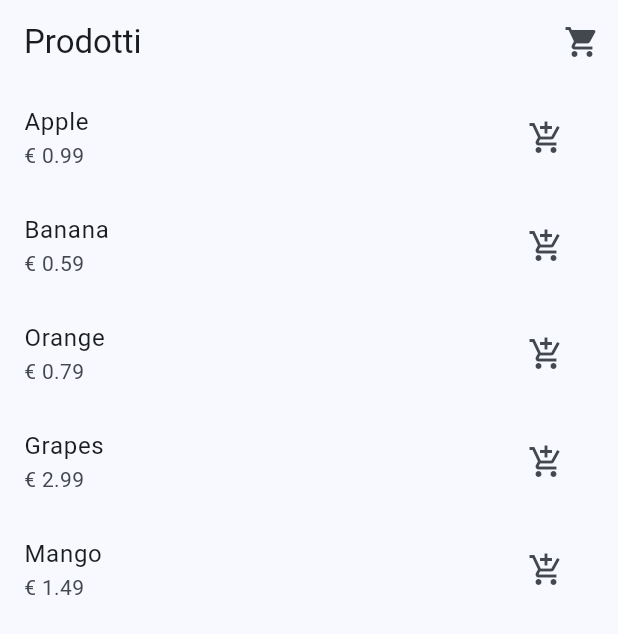
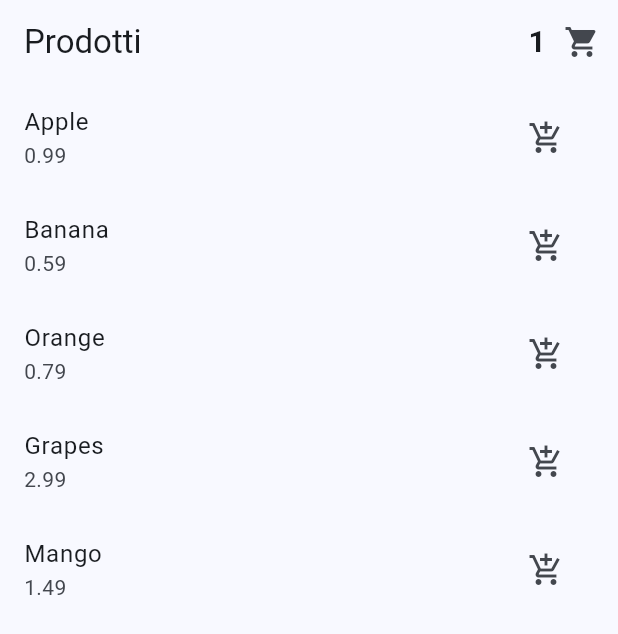
Before and after one commit to Gaia0809/qwerty, a Flutter app: the CartScreen screen opened by its route, after a tap on the "arrow back" icon, after a tap on the "add shopping cart" icon, on a phone screen of 412 x 824 dp. Shown: the top 634 px of the screen. Run offline on Flutter 3.47's test engine with Material 3 defaults, Android fonts, the phone set to English and light mode, and no system bars; our stand-ins replace flutter_riverpod, go_router.

Commit message:
cart.dart refactor

```diff
--- a/shopping_cart/lib/main.dart
+++ b/shopping_cart/lib/main.dart
@@ -5,7 +5,7 @@
 
 void main() {
   runApp(
-    ProviderScope(
+    const ProviderScope(
       child: MyApp(),
     ),
   );
@@ -26,7 +26,7 @@
   }
 }
 
-final itemProvider = Provider<List<Product>>((ref) {
+final productsProvider = Provider<List<Product>>((ref) {
   return [
     Product(id: '1', title: 'Apple', price: 0.99),
     Product(id: '2', title: 'Banana', price: 0.59),
@@ -41,28 +41,27 @@
   List<CartItem> build() => [];
 
   void addProduct(Product product) {
-      final index = state.indexWhere((item) => item.product.id == product.id);
-      if (index >=0) {
-        final updatedItem = [...state];
-        updatedItem[index].quantity++;
-        state = updatedItem;
-      } else {
-        state = [...state, CartItem(product: product)];
+    for (var item in state) {
+      if (item.product.id == product.id) {
+        incrementItem(item);
+        return;
       }
+    }
+    state = state + [CartItem(product: product)];
   }
 
   void incrementItem(CartItem item) {
     item.quantity++;
-      state = [...state];
+    state = state.toList();
   }
 
   void decrementItem(CartItem item) {
-      if (item.quantity > 1) {
     item.quantity--;
-        state = [...state];
-      }else{
-        state = state.where((i) => i.product.id != item.product.id).toList();
+    if (item.quantity == 0) {
+      state.remove(item);
+    }
+    state = state.toList();
   }
 }
-    }
+
 final cartProvider = NotifierProvider<CartNotifier, List<CartItem>>(CartNotifier.new);
--- a/shopping_cart/lib/models/models.dart
+++ b/shopping_cart/lib/models/models.dart
@@ -16,5 +16,6 @@
 
   CartItem({
     required this.product,
-    this.quantity = 1});
+    this.quantity = 1
+  });
 }
--- a/shopping_cart/lib/pages/cart.dart
+++ b/shopping_cart/lib/pages/cart.dart
@@ -1,23 +1,74 @@
 import 'package:flutter/material.dart';
 import 'package:go_router/go_router.dart';
+import 'package:flutter_riverpod/flutter_riverpod.dart';
+import 'package:shopping_cart/main.dart';
 
-class CartScreen extends StatelessWidget {
+class CartScreen extends ConsumerWidget {
   const CartScreen({super.key});
 
   @override
-  Widget build(BuildContext context) {
+  Widget build(BuildContext context, WidgetRef ref) {
+    final cartItems = ref.watch(cartProvider);
+
+    double total = 0;
+    for (var item in cartItems) {
+      total += item.product.price * item.quantity;
+    }
+
     return Scaffold(
       appBar: AppBar(
-        title: Text("Carrello"),
+        title: const Text("Carrello"),
       ),
       body: Column(
         crossAxisAlignment: CrossAxisAlignment.start,
         children: [
           IconButton(
-            icon: Icon(Icons.arrow_back),
+            icon: const Icon(Icons.arrow_back),
             onPressed: () {
               context.go('/product');
             },
+          ),
+          Expanded(
+            child: ListView.builder(
+              itemCount: cartItems.length,
+              itemBuilder: (context, index) {
+                final item = cartItems[index];
+                return ListTile(
+                  title: Text(item.product.title),
+                  subtitle: Text(item.product.price.toString()),
+                  trailing: Row(
+                    mainAxisSize: MainAxisSize.min,
+                    children: [
+                      IconButton(
+                        icon: const Icon(Icons.remove),
+                        onPressed: () {
+                          ref.read(cartProvider.notifier).decrementItem(item);
+                        },
+                      ),
+                      Text(
+                        "${item.quantity}",
+                        style: const TextStyle(fontSize: 18, fontWeight: FontWeight.bold),
+                      ),
+                      IconButton(
+                        icon: const Icon(Icons.add),
+                        onPressed: () {
+                          ref.read(cartProvider.notifier).incrementItem(item);
+                        },
+                      ),
+                    ],
+                  ),
+                );
+              },
+            ),
+          ),
+          Padding(
+            padding: const EdgeInsets.all(20.0),
+            child: Center(
+              child: Text(
+                "TOTALE: ${total.toStringAsFixed(2)} EURO",
+                style: const TextStyle(fontSize: 20, fontWeight: FontWeight.bold),
+              ),
+            ),
           ),
         ],
       ),
--- a/shopping_cart/lib/pages/product.dart
+++ b/shopping_cart/lib/pages/product.dart
@@ -7,36 +7,49 @@
   const ProductListScreen({super.key});
 
   @override
-Widget build(BuildContext context, WidgetRef ref) {
-    final products = ref.watch(itemProvider);
+  Widget build(BuildContext context, WidgetRef ref) {
+    final products = ref.watch(productsProvider);
     final cartItems = ref.watch(cartProvider);
+
+    int totalItems = 0;
+    for (var item in cartItems) {
+      totalItems += item.quantity;
+    }
+
     return Scaffold(
       appBar: AppBar(
-        title: Text("Prodotti"),
+        title: const Text("Prodotti"),
         actions: [
+          Center(
+            child: Text(
+              totalItems.toString(),
+              style: const TextStyle(fontSize: 20, fontWeight: FontWeight.bold),
+            ),
+          ),
           IconButton(
-            icon: Icon(Icons.shopping_cart),
+            icon: const Icon(Icons.shopping_cart),
             onPressed: () {
               context.go('/cart');
             },
           ),
         ],
       ),
-      body: ListView(
-        children:[
-
-        for (final product in products)
-          ListTile(
-            title:Text(product.title),
-            subtitle:Text("€ ${product.price.toStringAsFixed(2)}"),
+      body: ListView.builder(
+        itemCount: products.length,
+        itemBuilder: (context, index) {
+          final product = products[index];
+          return ListTile(
+            title: Text(product.title),
+            subtitle: Text(product.price.toString()),
             trailing: IconButton(
-              icon: Icon(Icons.add_shopping_cart),
+              icon: const Icon(Icons.add_shopping_cart),
               onPressed: () {
                 ref.read(cartProvider.notifier).addProduct(product);
               },
             ),
-          )],
-      )
+          );
+        },
+      ),
     );
   }
 }
--- a/shopping_cart/lib/router/router.dart
+++ b/shopping_cart/lib/router/router.dart
@@ -6,7 +6,6 @@
 final GoRouter router = GoRouter(
   initialLocation: '/product',
   routes: <RouteBase>[
-
     GoRoute(
       path: '/product',
       builder: (BuildContext context, GoRouterState state) {
```
Also changed, not shown: shopping_cart/pubspec.lock. Lines whose indentation alone changed are shown as unchanged.
